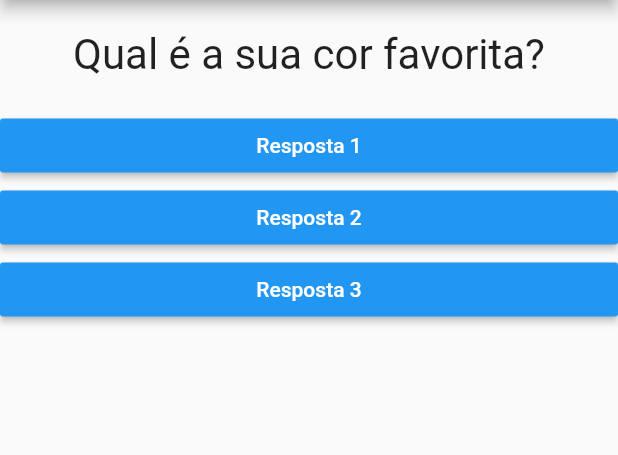
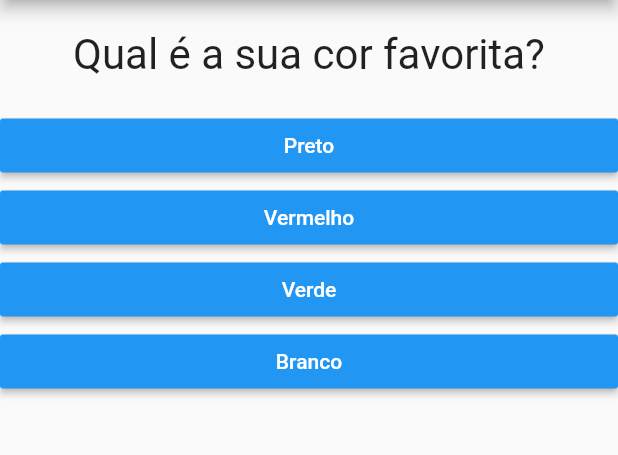
Before and after one commit to mateusgcoelho/projeto-quiz, a Flutter app: the screen it shows after launch, on a phone screen of 412 x 824 dp, the part 84-539 px from its top. Run offline on Flutter 3.47's test engine with Material 2 defaults, Android fonts, the phone set to English and light mode, and no system bars.

Commit message:
Edit: Utilizando lista de widgets com map!

```diff
--- a/lib/main.dart
+++ b/lib/main.dart
@@ -34,6 +34,8 @@ class _PerguntaAppState extends State<PerguntaApp> {
       },
     ];
 
+    List<String> respostas = perguntas[_perguntaSelecionada]['respostas'] as List<String>;
+
     return MaterialApp(
       home: Scaffold(
         appBar: AppBar(
@@ -42,9 +44,7 @@ class _PerguntaAppState extends State<PerguntaApp> {
         body: Column(
           children: <Widget>[
             Questao(perguntas[_perguntaSelecionada]['texto'].toString()),
-            Resposta('Resposta 1', _responder),
-            Resposta('Resposta 2', _responder),
-            Resposta('Resposta 3', _responder),
+            ...respostas.map((t) => Resposta(t, _responder)).toList(),
           ],
         ),
       ),
```
